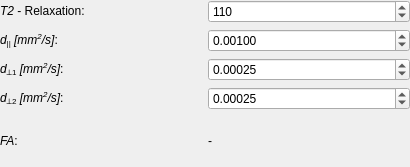
The window that Plugins/org.mitk.gui.qt.diffusionimaging/src/QmitkTensorModelParametersWidgetControls.ui (MITK/MITK) describes before a commit, drawn with Qt 5.
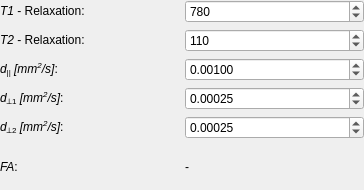
The same window after the commit.

Commit message: added basic T1 support. todo: update parameter saving and loading. adapt sequence?

What changed in the file:
```diff
--- a/Plugins/org.mitk.gui.qt.diffusionimaging/src/QmitkTensorModelParametersWidgetControls.ui
+++ b/Plugins/org.mitk.gui.qt.diffusionimaging/src/QmitkTensorModelParametersWidgetControls.ui
@@ -6,8 +6,8 @@
    <rect>
     <x>0</x>
     <y>0</y>
-    <width>410</width>
-    <height>167</height>
+    <width>364</width>
+    <height>190</height>
    </rect>
   </property>
   <property name="sizePolicy">
@@ -32,66 +32,14 @@
    <property name="bottomMargin">
     <number>0</number>
    </property>
-   <item row="4" column="0">
-    <widget class="QLabel" name="label_4">
-     <property name="text">
-      <string>&lt;html&gt;&lt;head/&gt;&lt;body&gt;&lt;p&gt;&lt;span style=&quot; font-style:italic;&quot;&gt;FA&lt;/span&gt;:&lt;/p&gt;&lt;/body&gt;&lt;/html&gt;</string>
-     </property>
-    </widget>
-   </item>
    <item row="2" column="0">
-    <widget class="QLabel" name="label_2">
-     <property name="text">
-      <string>&lt;html&gt;&lt;head/&gt;&lt;body&gt;&lt;p&gt;&lt;span style=&quot; font-style:italic;&quot;&gt;d&lt;/span&gt;&lt;span style=&quot; vertical-align:sub;&quot;&gt;⟂1&lt;/span&gt;&lt;span style=&quot; font-style:italic;&quot;&gt; [mm&lt;/span&gt;&lt;span style=&quot; font-style:italic; vertical-align:super;&quot;&gt;2&lt;/span&gt;&lt;span style=&quot; font-style:italic;&quot;&gt;/s]&lt;/span&gt;:&lt;/p&gt;&lt;/body&gt;&lt;/html&gt;</string>
-     </property>
-    </widget>
-   </item>
-   <item row="2" column="1">
-    <widget class="QDoubleSpinBox" name="m_D2box">
-     <property name="toolTip">
-      <string>Diffusivity along second eigenvector.</string>
-     </property>
-     <property name="decimals">
-      <number>5</number>
-     </property>
-     <property name="maximum">
-      <double>1.000000000000000</double>
-     </property>
-     <property name="singleStep">
-      <double>0.000100000000000</double>
-     </property>
-     <property name="value">
-      <double>0.000250000000000</double>
-     </property>
-    </widget>
-   </item>
-   <item row="1" column="0">
     <widget class="QLabel" name="label">
      <property name="text">
       <string>&lt;html&gt;&lt;head/&gt;&lt;body&gt;&lt;p&gt;&lt;span style=&quot; font-style:italic;&quot;&gt;d&lt;/span&gt;&lt;span style=&quot; vertical-align:sub;&quot;&gt;||&lt;/span&gt;&lt;span style=&quot; font-style:italic;&quot;&gt; [mm&lt;/span&gt;&lt;span style=&quot; font-style:italic; vertical-align:super;&quot;&gt;2&lt;/span&gt;&lt;span style=&quot; font-style:italic;&quot;&gt;/s]&lt;/span&gt;:&lt;/p&gt;&lt;/body&gt;&lt;/html&gt;</string>
      </property>
     </widget>
    </item>
-   <item row="1" column="1">
-    <widget class="QDoubleSpinBox" name="m_D1box">
-     <property name="toolTip">
-      <string>Diffusivity along largest eigenvector.</string>
-     </property>
-     <property name="decimals">
-      <number>5</number>
-     </property>
-     <property name="maximum">
-      <double>1.000000000000000</double>
-     </property>
-     <property name="singleStep">
-      <double>0.000100000000000</double>
-     </property>
-     <property name="value">
-      <double>0.001000000000000</double>
-     </property>
-    </widget>
-   </item>
-   <item row="3" column="1">
+   <item row="4" column="1">
     <widget class="QDoubleSpinBox" name="m_D3box">
      <property name="toolTip">
       <string>Diffusivity along third eigenvector.</string>
@@ -110,14 +58,21 @@
      </property>
     </widget>
    </item>
-   <item row="3" column="0">
+   <item row="4" column="0">
     <widget class="QLabel" name="label_3">
      <property name="text">
       <string>&lt;html&gt;&lt;head/&gt;&lt;body&gt;&lt;p&gt;&lt;span style=&quot; font-style:italic;&quot;&gt;d&lt;/span&gt;&lt;span style=&quot; vertical-align:sub;&quot;&gt;⟂2&lt;/span&gt;&lt;span style=&quot; font-style:italic;&quot;&gt; [mm&lt;/span&gt;&lt;span style=&quot; font-style:italic; vertical-align:super;&quot;&gt;2&lt;/span&gt;&lt;span style=&quot; font-style:italic;&quot;&gt;/s]&lt;/span&gt;:&lt;/p&gt;&lt;/body&gt;&lt;/html&gt;</string>
      </property>
     </widget>
    </item>
-   <item row="4" column="1">
+   <item row="1" column="0">
+    <widget class="QLabel" name="label_5">
+     <property name="text">
+      <string>&lt;html&gt;&lt;head/&gt;&lt;body&gt;&lt;p&gt;&lt;span style=&quot; font-style:italic;&quot;&gt;T2&lt;/span&gt; - Relaxation:&lt;/p&gt;&lt;/body&gt;&lt;/html&gt;</string>
+     </property>
+    </widget>
+   </item>
+   <item row="5" column="1">
     <widget class="QLabel" name="m_FaLabel">
      <property name="toolTip">
       <string>Fractional anisotropy of resulting tensor.</string>
@@ -127,26 +82,91 @@
      </property>
     </widget>
    </item>
-   <item row="0" column="0">
-    <widget class="QLabel" name="label_5">
+   <item row="3" column="0">
+    <widget class="QLabel" name="label_2">
      <property name="text">
-      <string>&lt;html&gt;&lt;head/&gt;&lt;body&gt;&lt;p&gt;&lt;span style=&quot; font-style:italic;&quot;&gt;T2&lt;/span&gt; - Relaxation:&lt;/p&gt;&lt;/body&gt;&lt;/html&gt;</string>
+      <string>&lt;html&gt;&lt;head/&gt;&lt;body&gt;&lt;p&gt;&lt;span style=&quot; font-style:italic;&quot;&gt;d&lt;/span&gt;&lt;span style=&quot; vertical-align:sub;&quot;&gt;⟂1&lt;/span&gt;&lt;span style=&quot; font-style:italic;&quot;&gt; [mm&lt;/span&gt;&lt;span style=&quot; font-style:italic; vertical-align:super;&quot;&gt;2&lt;/span&gt;&lt;span style=&quot; font-style:italic;&quot;&gt;/s]&lt;/span&gt;:&lt;/p&gt;&lt;/body&gt;&lt;/html&gt;</string>
      </property>
     </widget>
    </item>
-   <item row="0" column="1">
+   <item row="2" column="1">
+    <widget class="QDoubleSpinBox" name="m_D1box">
+     <property name="toolTip">
+      <string>Diffusivity along largest eigenvector.</string>
+     </property>
+     <property name="decimals">
+      <number>5</number>
+     </property>
+     <property name="maximum">
+      <double>1.000000000000000</double>
+     </property>
+     <property name="singleStep">
+      <double>0.000100000000000</double>
+     </property>
+     <property name="value">
+      <double>0.001000000000000</double>
+     </property>
+    </widget>
+   </item>
+   <item row="5" column="0">
+    <widget class="QLabel" name="label_4">
+     <property name="text">
+      <string>&lt;html&gt;&lt;head/&gt;&lt;body&gt;&lt;p&gt;&lt;span style=&quot; font-style:italic;&quot;&gt;FA&lt;/span&gt;:&lt;/p&gt;&lt;/body&gt;&lt;/html&gt;</string>
+     </property>
+    </widget>
+   </item>
+   <item row="3" column="1">
+    <widget class="QDoubleSpinBox" name="m_D2box">
+     <property name="toolTip">
+      <string>Diffusivity along second eigenvector.</string>
+     </property>
+     <property name="decimals">
+      <number>5</number>
+     </property>
+     <property name="maximum">
+      <double>1.000000000000000</double>
+     </property>
+     <property name="singleStep">
+      <double>0.000100000000000</double>
+     </property>
+     <property name="value">
+      <double>0.000250000000000</double>
+     </property>
+    </widget>
+   </item>
+   <item row="1" column="1">
     <widget class="QSpinBox" name="m_T2box">
      <property name="toolTip">
       <string>T2 relaxation time of this compartment (in milliseconds).</string>
      </property>
      <property name="maximum">
-      <number>10000</number>
+      <number>999999999</number>
      </property>
      <property name="value">
       <number>110</number>
      </property>
     </widget>
    </item>
+   <item row="0" column="0">
+    <widget class="QLabel" name="label_6">
+     <property name="text">
+      <string>&lt;html&gt;&lt;head/&gt;&lt;body&gt;&lt;p&gt;&lt;span style=&quot; font-style:italic;&quot;&gt;T1&lt;/span&gt; - Relaxation:&lt;/p&gt;&lt;/body&gt;&lt;/html&gt;</string>
+     </property>
+    </widget>
+   </item>
+   <item row="0" column="1">
+    <widget class="QSpinBox" name="m_T1box">
+     <property name="toolTip">
+      <string>T1 relaxation time of this compartment (in milliseconds).</string>
+     </property>
+     <property name="maximum">
+      <number>999999999</number>
+     </property>
+     <property name="value">
+      <number>780</number>
+     </property>
+    </widget>
+   </item>
   </layout>
  </widget>
  <tabstops>
```
The commit also changes 18 other files.
